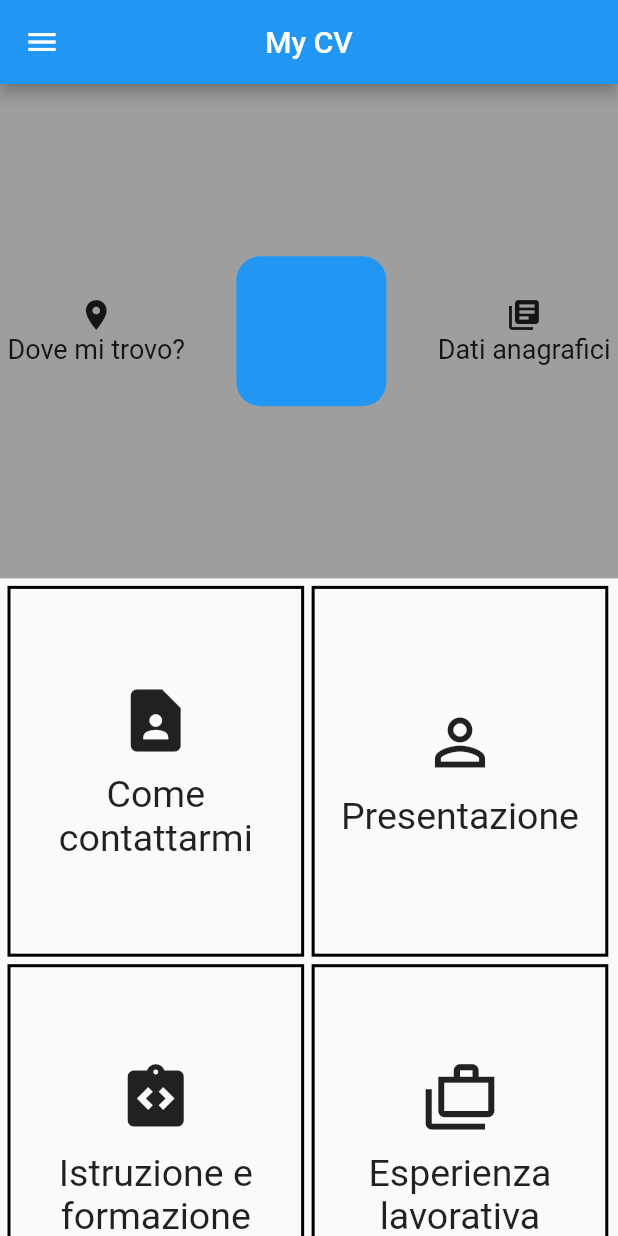
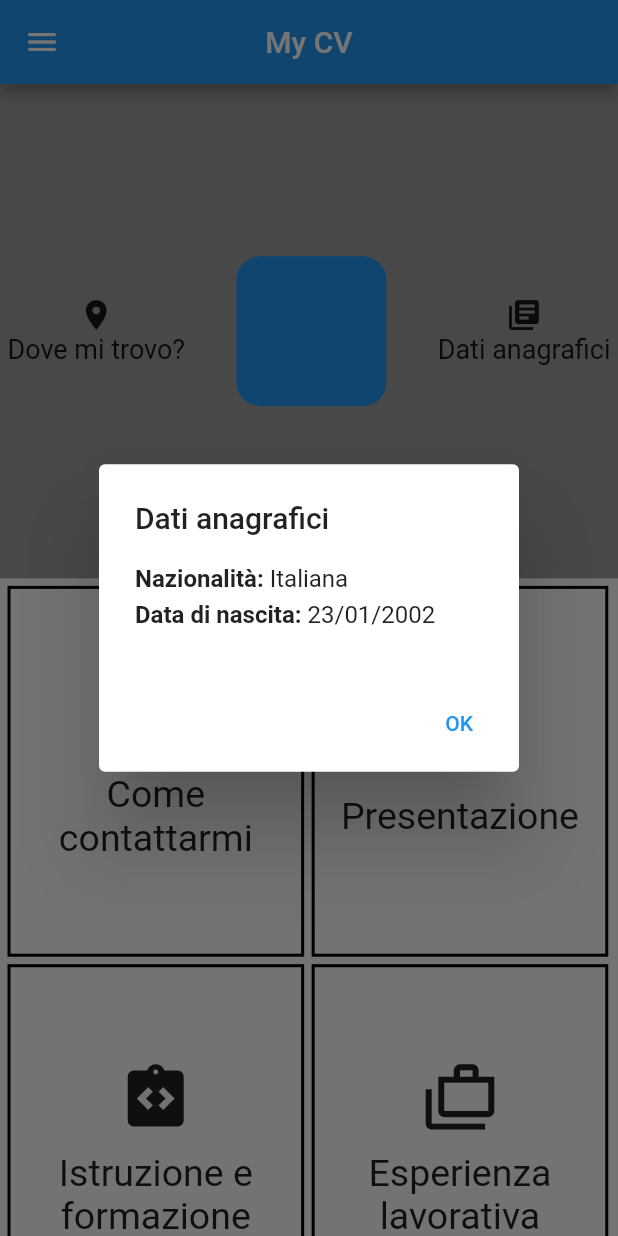
Before and after one commit to emanu2002/flutter_cv, a Flutter app: the screen it shows after launch, after a tap on "Dati anagrafici", on a phone screen of 412 x 824 dp. Run offline on Flutter 3.47's test engine with Material 2 defaults, Android fonts, the phone set to English and light mode, and no system bars; our stand-ins replace go_router.

Commit message:
aggiunti pop-up dati anagrafici e patenti

```diff
--- a/progetto/lib/model/user.dart
+++ b/progetto/lib/model/user.dart
@@ -1,6 +1,7 @@
 class User{
   String? name;
   String? surname;
-
-  User({required this.name, required this.surname});
+  String? dataNascita;
+  String? nazionalita;
+  User({required this.name, required this.surname, required this.dataNascita, required this.nazionalita});
 }
--- a/progetto/lib/pages/home_page.dart
+++ b/progetto/lib/pages/home_page.dart
@@ -1,5 +1,25 @@
 import 'package:flutter/material.dart';
-class HomePage extends StatelessWidget {
+import 'package:provider/provider.dart';
+import '../provider/user_provider.dart';
+
+class HomePage extends StatefulWidget {
+  const HomePage({super.key});
+
+  @override
+  _HomePageState createState() => _HomePageState();
+}
+
+class _HomePageState extends State<HomePage> {
+  late UserProvider userProvider;
+
+  void initState(){
+    userProvider = Provider.of<UserProvider>(context, listen: false);
+    userProvider.initState();
+    WidgetsBinding.instance.addPostFrameCallback((_) {
+      userProvider.addListener(() { if (mounted) setState(() {}); });
+    });
+  }
+
   @override
   Widget build(BuildContext context) {
     return Scaffold(
@@ -39,7 +59,7 @@ class HomePage extends StatelessWidget {
                   ),
                 ),
                 GestureDetector(
-                  onTap: ()=> print('Dati anagrafici'),
+                  onTap: ()=> _anagraphicaData(context,"Dati anagrafici"),
                   child: Column(
                     mainAxisAlignment: MainAxisAlignment.center,
                     children: const [
@@ -58,7 +78,7 @@ class HomePage extends StatelessWidget {
               GestureDetector(child:_container(context, Icons.integration_instructions, "Istruzione e formazione"), onTap: () => {}),
               GestureDetector(child:_container(context, Icons.cases_outlined, "Esperienza lavorativa"), onTap: () => {}),
               GestureDetector(child:_container(context, Icons.computer, "Competenze digitali e linguistiche"), onTap: () => {}),
-              GestureDetector(child:_container(context, Icons.credit_card, "Patente di guida"), onTap: () => {}),
+              GestureDetector(child:_container(context, Icons.credit_card, "Patente di guida"), onTap: () => { _card(context,"Patenti")}),
             ],
           )
         ],
@@ -85,4 +105,96 @@ class HomePage extends StatelessWidget {
       ),
     );
   }
+
+  Future<void> _anagraphicaData(BuildContext context,String title){
+     return showDialog<void>(
+         context: context,
+         builder: (BuildContext context) {
+          return AlertDialog(
+            title: Text(title),
+            content: Container(
+              width: 50,
+              height: 50,
+              child: Column(
+                children: [
+                  Row(
+                    children: [
+                      const Text("Nazionalità: ", style: TextStyle(fontWeight: FontWeight.bold)),
+                      Text(userProvider.usr!.nazionalita!),
+                    ],
+                  ),
+                  const SizedBox(height: 5),
+                  Row(
+                    children: [
+                      const Text("Data di nascita: ", style: TextStyle(fontWeight: FontWeight.bold)),
+                      Text(userProvider.usr!.dataNascita!),
+                    ],
+                  ),
+                ],
+              ),
+            ),
+            actions: [
+              TextButton(
+                style: TextButton.styleFrom(
+                  textStyle: Theme.of(context).textTheme.labelLarge,
+                ),
+                child: const Text('OK'),
+                onPressed: () {
+                  Navigator.of(context).pop();
+                },
+              ),
+            ],
+          );
+         }
+     );
+  }
+
+  Future<void> _card(BuildContext context,String title){
+    return showDialog<void>(
+        context: context,
+        builder: (BuildContext context) {
+          return AlertDialog(
+            title: Text(title),
+            content: Container(
+              width: 50,
+              height: 90,
+              child: Row(
+                children: [
+                  Column(
+                    children: const [
+                      Icon(
+                        Icons.directions_car_sharp,
+                        size: 50,
+                      ),
+                      Text("B", style: TextStyle(fontWeight: FontWeight.bold,fontSize: 25))
+                    ],
+                  ),
+                  const SizedBox(width: 10),
+                  Column(
+                    children: const [
+                      Icon(
+                        Icons.motorcycle,
+                        size: 50,
+                      ),
+                      Text("A1", style: TextStyle(fontWeight: FontWeight.bold,fontSize: 25))
+                    ],
+                  )
+                ],
+              ),
+            ),
+            actions: [
+              TextButton(
+                style: TextButton.styleFrom(
+                  textStyle: Theme.of(context).textTheme.labelLarge,
+                ),
+                child: const Text('OK'),
+                onPressed: () {
+                  Navigator.of(context).pop();
+                },
+              ),
+            ],
+          );
+        }
+    );
+  }
 }
--- a/progetto/lib/provider/user_provider.dart
+++ b/progetto/lib/provider/user_provider.dart
@@ -6,7 +6,7 @@ class UserProvider extends ChangeNotifier{
   late User? usr;
 
   void initState(){
-    usr = User(name: "Emanuele", surname: "Carlucci");
+    usr = User(name: "Emanuele", surname: "Carlucci",dataNascita: "23/01/2002",nazionalita: "Italiana");
   }
 
   void changeName(String name){
```
